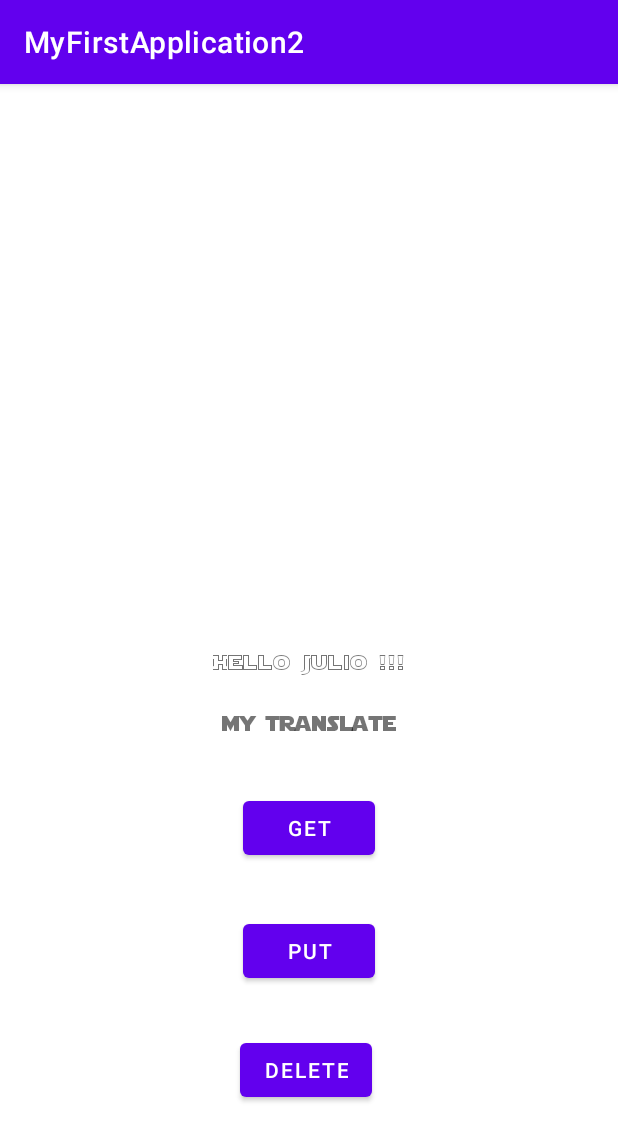
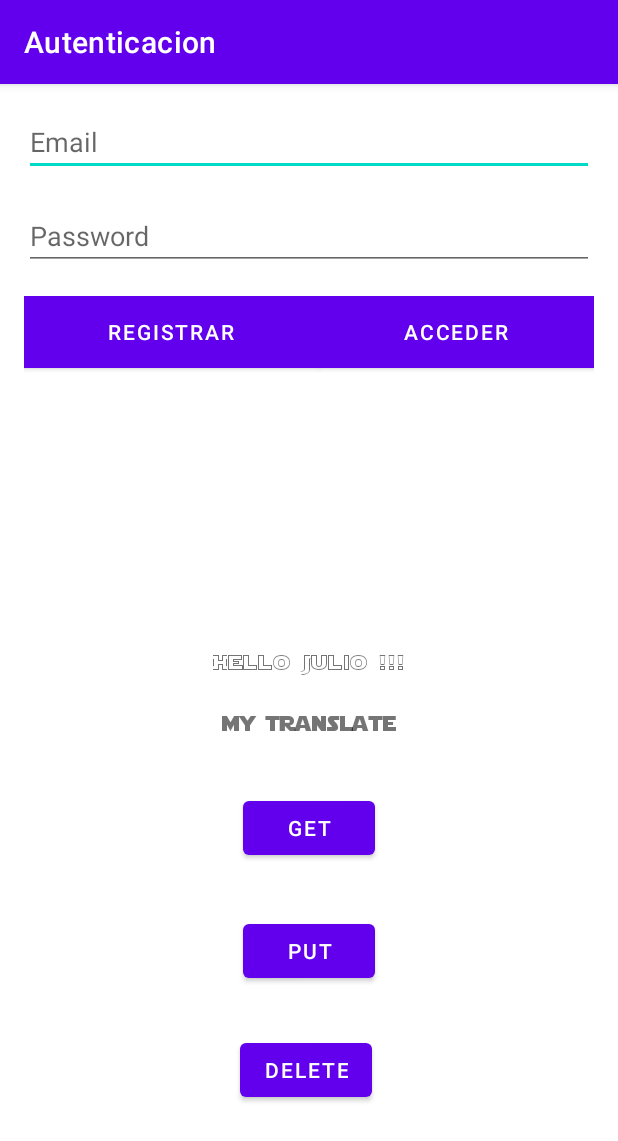
Before and after one commit to JulioUrjc/AndroidApps, an Android app: the screen it shows after launch (MainActivity), on a phone screen of 412 x 824 dp. Shown: the top 1141 px of the screen. Run offline under Robolectric (Android 15) with nearby library versions, the phone set to English and light mode, and no system bars; our stand-ins replace Firebase (no records; nobody signed in at launch, a user with empty details on screens opened directly).

Commit message:
email login

```diff
--- a/MyFirstApplication2/app/build.gradle
+++ b/MyFirstApplication2/app/build.gradle
@@ -2,6 +2,7 @@ plugins {
     id 'com.android.application'
     id 'kotlin-android'
     id 'kotlin-android-extensions'
+    id 'com.google.gms.google-services'
 }
 
 android {
@@ -34,7 +35,9 @@ android {
 }
 
 dependencies {
-
+    implementation platform('com.google.firebase:firebase-bom:26.1.0')
+    implementation 'com.google.firebase:firebase-analytics-ktx'
+    implementation 'com.google.firebase:firebase-auth-ktx:19.4.0'
     implementation "org.jetbrains.kotlin:kotlin-stdlib:$kotlin_version"
     implementation 'androidx.core:core-ktx:1.3.2'
     implementation 'androidx.appcompat:appcompat:1.2.0'
--- a/MyFirstApplication2/app/src/main/AndroidManifest.xml
+++ b/MyFirstApplication2/app/src/main/AndroidManifest.xml
@@ -1,6 +1,8 @@
 <?xml version="1.0" encoding="utf-8"?>
 <manifest xmlns:android="http://schemas.android.com/apk/res/android"
     package="com.july.myfirstapplication2">
+
+    <uses-permission android:name="android.permission.ACCESS_NETWORK_STATE" />
 
     <application
         android:allowBackup="true"
@@ -9,7 +11,9 @@
         android:roundIcon="@mipmap/ic_launcher_round"
         android:supportsRtl="true"
         android:theme="@style/Theme.MyFirstApplication2">
-        <activity android:name=".MainActivity"
+        <activity android:name=".HomeActivity"></activity>
+        <activity
+            android:name=".MainActivity"
             android:theme="@style/splashTheme">
             <intent-filter>
                 <action android:name="android.intent.action.MAIN" />
--- a/MyFirstApplication2/app/src/main/java/com/july/myfirstapplication2/MainActivity.kt
+++ b/MyFirstApplication2/app/src/main/java/com/july/myfirstapplication2/MainActivity.kt
@@ -1,10 +1,13 @@
 package com.july.myfirstapplication2
 
+import android.content.Intent
 import android.graphics.Typeface
 import androidx.appcompat.app.AppCompatActivity
 import android.os.Bundle
 import androidx.appcompat.app.AlertDialog
 import androidx.preference.PreferenceManager
+import com.google.firebase.analytics.FirebaseAnalytics
+import com.google.firebase.auth.FirebaseAuth
 import kotlinx.android.synthetic.main.activity_main.*
 
 class MainActivity : AppCompatActivity() {
@@ -19,6 +22,16 @@ class MainActivity : AppCompatActivity() {
         super.onCreate(savedInstanceState)
         setContentView(R.layout.activity_main)
 
+        // Google analytics
+        val analytics:FirebaseAnalytics = FirebaseAnalytics.getInstance(this)
+        val bundle = Bundle()
+        bundle.putString("message","Integracion de firebase completa")
+        analytics.logEvent("InitScreen", bundle)
+
+        //Setup
+        setup()
+
+        // Formato de fuentes
         //textView.text = "Cambiar el texto"
         //textView.text = getString(R.string.Hello)
         textView.typeface = Typeface.createFromAsset(assets,"fonts/Starjedi.ttf")
@@ -60,4 +73,50 @@ class MainActivity : AppCompatActivity() {
         val dialog = builder.create()
         dialog.show()
     }
+
+    private fun showHome(email:String, provider:ProviderType){
+        val homeIntent: Intent = Intent(this, HomeActivity::class.java).apply{
+            putExtra("email", email)
+            putExtra("provider", provider.name)
+        }
+        startActivity(homeIntent)
+    }
+
+    private fun setup(){
+        title = "Autenticacion"
+
+        regButton.setOnClickListener{
+            if(emailText.text.isNotEmpty() && passwText.text.isNotEmpty()){
+                FirebaseAuth.getInstance()
+                    .createUserWithEmailAndPassword(
+                        emailText.text.toString(),
+                        passwText.text.toString()).addOnCompleteListener{
+
+                        if(it.isSuccessful){
+                            showHome(it.result?.user?.email ?:"",
+                            ProviderType.BASIC)
+                        }else{
+                            showAlert("Algo ha fallado")
+                        }
+                    }
+            }
+        }
+
+        logButton.setOnClickListener{
+            if(emailText.text.isNotEmpty() && passwText.text.isNotEmpty()){
+                FirebaseAuth.getInstance()
+                    .signInWithEmailAndPassword(
+                        emailText.text.toString(),
+                        passwText.text.toString()).addOnCompleteListener{
+
+                        if(it.isSuccessful){
+                            showHome(it.result?.user?.email ?:"",
+                                ProviderType.BASIC)
+                        }else{
+                            showAlert("Algo ha fallado")
+                        }
+                    }
+            }
+        }
+    }
 }
--- a/MyFirstApplication2/app/src/main/res/layout/activity_main.xml
+++ b/MyFirstApplication2/app/src/main/res/layout/activity_main.xml
@@ -64,4 +64,66 @@
         app:layout_constraintStart_toStartOf="parent"
         app:layout_constraintTop_toBottomOf="@+id/putButton" />
 
+    <LinearLayout
+        android:id="@+id/linearL"
+        android:layout_width="match_parent"
+        android:layout_height="0dp"
+        android:layout_marginStart="16dp"
+        android:layout_marginTop="16dp"
+        android:layout_marginEnd="16dp"
+        android:orientation="vertical"
+        app:layout_constraintBottom_toTopOf="@+id/textView2"
+        app:layout_constraintEnd_toEndOf="parent"
+        app:layout_constraintStart_toStartOf="parent"
+        app:layout_constraintTop_toTopOf="parent">
+
+        <EditText
+            android:id="@+id/emailText"
+            android:layout_width="match_parent"
+            android:layout_height="wrap_content"
+            android:ems="10"
+            android:hint="Email"
+            android:inputType="textEmailAddress" />
+
+        <Space
+            android:layout_width="match_parent"
+            android:layout_height="17dp" />
+
+        <EditText
+            android:id="@+id/passwText"
+            android:layout_width="match_parent"
+            android:layout_height="wrap_content"
+            android:ems="10"
+            android:hint="Password"
+            android:inputType="textPassword" />
+
+        <Space
+            android:layout_width="match_parent"
+            android:layout_height="17dp" />
+
+        <LinearLayout
+            android:layout_width="match_parent"
+            android:layout_height="match_parent"
+            android:orientation="horizontal">
+
+            <Button
+                android:id="@+id/regButton"
+                android:layout_width="wrap_content"
+                android:layout_height="wrap_content"
+                android:layout_weight="1"
+                android:background="@color/colorPrimary"
+                android:textColor="@android:color/white"
+                android:text="Registrar" />
+
+            <Button
+                android:id="@+id/logButton"
+                android:layout_width="wrap_content"
+                android:layout_height="wrap_content"
+                android:layout_weight="1"
+                android:background="@color/colorPrimaryDark"
+                android:textColor="@android:color/white"
+                android:text="Acceder" />
+        </LinearLayout>
+    </LinearLayout>
+
 </androidx.constraintlayout.widget.ConstraintLayout>
--- a/MyFirstApplication2/app/src/main/res/values/colors.xml
+++ b/MyFirstApplication2/app/src/main/res/values/colors.xml
@@ -7,4 +7,8 @@
     <color name="teal_700">#FF018786</color>
     <color name="black">#FF000000</color>
     <color name="white">#FFFFFFFF</color>
+    <color name="colorPrimary">#0398E5</color>
+    <color name="colorPrimaryDark">#2C384A</color>
+    <color name="colorAccent">#F57C00</color>
+    <color name="background">#ECEFF1</color>
 </resources>
--- a/MyFirstApplication2/build.gradle
+++ b/MyFirstApplication2/build.gradle
@@ -8,7 +8,7 @@ buildscript {
     dependencies {
         classpath "com.android.tools.build:gradle:4.1.1"
         classpath "org.jetbrains.kotlin:kotlin-gradle-plugin:$kotlin_version"
-
+        classpath 'com.google.gms:google-services:4.3.4'
         // NOTE: Do not place your application dependencies here; they belong
         // in the individual module build.gradle files
     }
```
Also changed, not shown: MyFirstApplication2/app/src/main/java/com/july/myfirstapplication2/HomeActivity.kt (added, +36 -0 lines), MyFirstApplication2/app/src/main/res/layout/activity_home.xml (added, +56 -0 lines), 2 other files.
